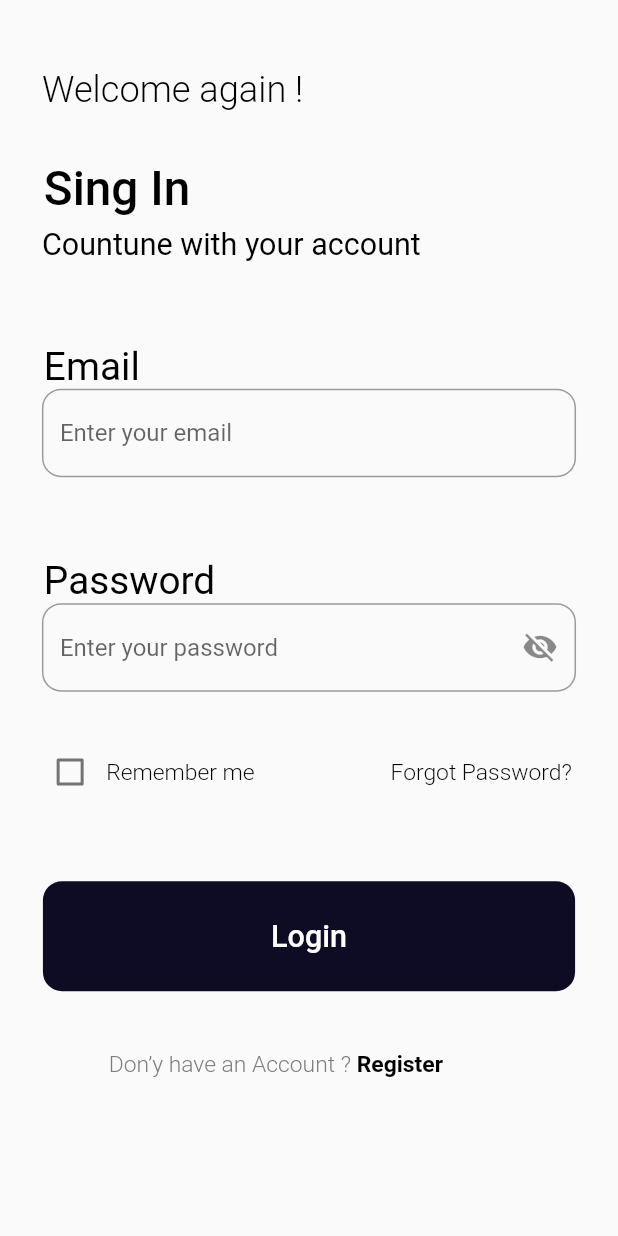
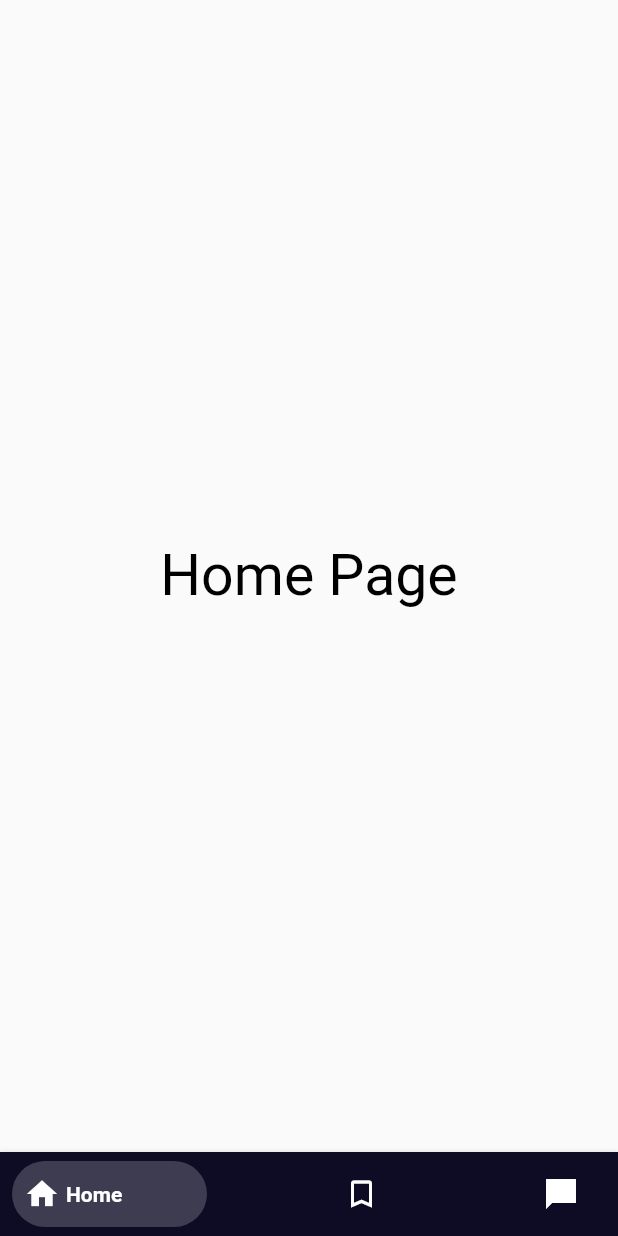
Before and after one commit to JaxaAnvarov/crm_for_mobile, a Flutter app: the screen it shows after launch, on a phone screen of 412 x 824 dp. Run offline on Flutter 3.47's test engine with Material 2 defaults, Android fonts, the phone set to English and light mode, and no system bars.

Commit message:
login page tayyor

```diff
--- /dev/null
+++ b/lib/core/widgets/bottom_nav_bar_page.dart
@@ -0,0 +1,44 @@
+import 'package:bottom_navy_bar/bottom_navy_bar.dart';
+import 'package:crm/provider/bottom_provider.dart';
+import 'package:flutter/material.dart';
+import 'package:provider/provider.dart';
+
+class MyBottomNavBar extends StatelessWidget {
+  MyBottomNavBar({
+    Key? key,
+    required this.model,
+  }) : super(key: key);
+  BottomProvider model;
+
+  @override
+  Widget build(BuildContext context) {
+    var _context = context.watch<BottomProvider>();
+    return BottomNavyBar(
+      backgroundColor: const Color(0xFF0E0B25),
+      selectedIndex: _context.currentTab,
+      items: <BottomNavyBarItem>[
+        BottomNavyBarItem(
+          title: const Text('Home'),
+          icon: const Icon(Icons.home),
+          inactiveColor: Colors.white,
+          activeColor: Colors.white,
+        ),
+        BottomNavyBarItem(
+          title: const Text('History'),
+          icon: const Icon(Icons.bookmark_outline),
+          inactiveColor: Colors.white,
+          activeColor: Colors.white,
+        ),
+        BottomNavyBarItem(
+          title: const Text('Message'),
+          icon: const Icon(Icons.messenger_sharp),
+          inactiveColor: Colors.white,
+          activeColor: Colors.white,
+        ),
+      ],
+      onItemSelected: (int ind) {
+        model.currentTab = ind;
+      },
+    );
+  }
+}
--- a/lib/main.dart
+++ b/lib/main.dart
@@ -1,4 +1,5 @@
 import 'package:crm/screens/auth/login_page.dart';
+import 'package:crm/screens/main/main_page.dart';
 import 'package:flutter/material.dart';
 
 void main() {
@@ -16,7 +17,7 @@ class MyApp extends StatelessWidget {
       theme: ThemeData(
         primarySwatch: Colors.blue,
       ),
-      home: const LoginPage(),
+      home: const MainPage(),
     );
   }
 }
--- /dev/null
+++ b/lib/provider/bottom_provider.dart
@@ -0,0 +1,26 @@
+import 'package:crm/screens/chat/chat_page.dart';
+import 'package:crm/screens/home/home_page.dart';
+import 'package:crm/screens/information/information_page.dart';
+import 'package:flutter/material.dart';
+
+class BottomProvider extends ChangeNotifier {
+  int _currentIndex = 0;
+  final List<Widget> _screens = [
+    const HomaPage(),
+    const ChatPage(),
+    const InformationPage()
+  ];
+
+  set currentTab(int tab) {
+    this._currentIndex = tab;
+    notifyListeners();
+  }
+
+  int get currentTab => this._currentIndex;
+  get currentScreens => this._screens[this._currentIndex];
+
+  onTap(int index) {
+    _currentIndex = index;
+    notifyListeners();
+  }
+}
--- a/lib/screens/auth/login_page.dart
+++ b/lib/screens/auth/login_page.dart
@@ -143,8 +143,7 @@ class _LoginPageState extends State<LoginPage> {
                       });
                     },
                   ),
-                  Container(
-                    margin: EdgeInsets.only(),
+                  SizedBox(
                     width: getProportionateScreenWidth(107.0),
                     child: Text(
                       'Remember me',
@@ -228,7 +227,6 @@ class _LoginPageState extends State<LoginPage> {
 
   @override
   void dispose() {
-    // TODO: implement dispose
     super.dispose();
     InputServices.email.dispose();
     InputServices.password.dispose();
--- /dev/null
+++ b/lib/screens/home/home_page.dart
@@ -0,0 +1,22 @@
+import 'package:crm/core/constants/size_config.dart';
+import 'package:flutter/material.dart';
+
+class HomaPage extends StatelessWidget {
+  const HomaPage({ Key? key }) : super(key: key);
+
+  @override
+  Widget build(BuildContext context) {
+    SizeConfig().init(context);
+    return Scaffold(
+      body: Center(
+        child: Text(
+          'Home Page',
+          style: TextStyle(
+            color: Colors.black,
+            fontSize: getProportionateScreenWidth(30.0),
+          ),
+        ),
+      ),
+    );
+  }
+}
--- /dev/null
+++ b/lib/screens/main/main_page.dart
@@ -0,0 +1,23 @@
+import 'package:crm/core/constants/size_config.dart';
+import 'package:crm/core/widgets/bottom_nav_bar_page.dart';
+import 'package:crm/provider/bottom_provider.dart';
+import 'package:flutter/material.dart';
+import 'package:provider/provider.dart';
+
+class MainPage extends StatelessWidget {
+  const MainPage({Key? key}) : super(key: key);
+
+  @override
+  Widget build(BuildContext context) {
+    SizeConfig().init(context);
+    return ChangeNotifierProvider<BottomProvider>(
+      create: (context) => BottomProvider(),
+      child: Consumer<BottomProvider>(
+        builder: (context, model, child) => Scaffold(
+          body: model.currentScreens,
+          bottomNavigationBar: MyBottomNavBar(model: model),
+        ),
+      ),
+    );
+  }
+}
--- a/pubspec.yaml
+++ b/pubspec.yaml
@@ -18,6 +18,7 @@ dependencies:
   http: ^0.13.4
   bloc: ^8.0.2
   provider: ^6.0.2
+  bottom_navy_bar: ^6.0.0
 
 dev_dependencies:
   flutter_test:
```
Also changed, not shown: lib/screens/chat/chat_page.dart (added, +22 -0 lines), lib/screens/information/information_page.dart (added, +21 -0 lines), pubspec.lock.
